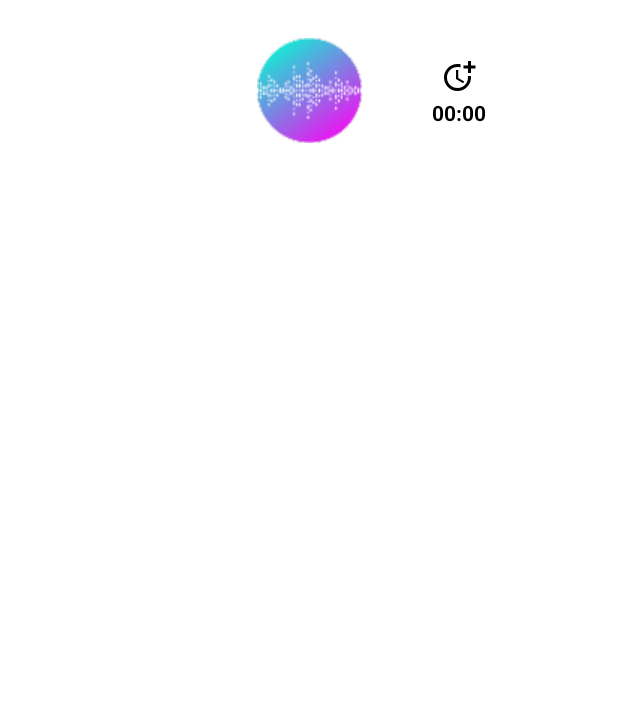
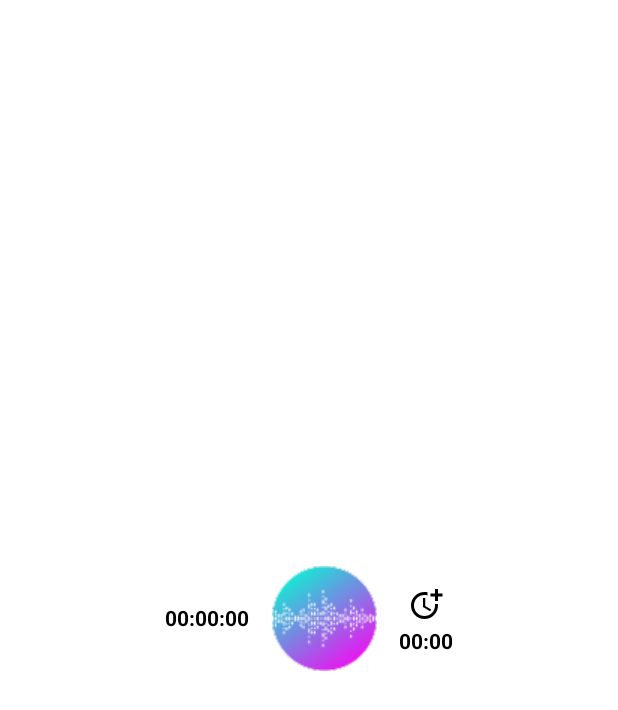
Before and after one commit to Huyltdev/SoundsSleep, an Android app: the fragment Fragment1 shown on its own in the app's theme, on a phone screen of 412 x 824 dp. Shown: the top 710 px of the screen. Run offline under Robolectric (Android 15) with nearby library versions, the phone set to English and light mode, and no system bars.

Commit message:
Thêm text CurrentTime

```diff
--- a/app/src/main/java/com/example/babysleepsounds/Fragment1.kt
+++ b/app/src/main/java/com/example/babysleepsounds/Fragment1.kt
@@ -7,6 +7,7 @@ import android.view.View
 import android.view.ViewGroup
 import android.widget.ImageButton
 import android.widget.TextView
+import android.widget.Toast
 import androidx.fragment.app.Fragment
 
 class Fragment1 : Fragment() {
@@ -14,6 +15,7 @@ class Fragment1 : Fragment() {
     private lateinit var myTextView: TextView
     private lateinit var playButton: ImageButton
     private var isPlaying: Boolean = false
+    private lateinit var currentTimeView: TextView
 
     // Đối tượng companion object, giúp tạo ra Fragment1 với đối số duration
     companion object {
@@ -40,6 +42,7 @@ class Fragment1 : Fragment() {
         // Liên kết biến với các phần tử trong layout
         myTextView = view.findViewById(R.id.txtTimer)
         playButton = view.findViewById(R.id.btnPlay)
+        currentTimeView = view.findViewById(R.id.txtCurrentTime)
 
         // Lấy đối số duration từ Bundle và cập nhật TextView
         arguments?.getString(ARG_DURATION)?.let {
@@ -58,6 +61,11 @@ class Fragment1 : Fragment() {
         // Trả về view đã được tạo để hiển thị trên giao diện người dùng
         return view
     }
+
+    fun updateCurrentTime(time: String) {
+        currentTimeView.text = time
+    }
+
 
     // Hàm này cập nhật TextView với giá trị duration mới
     fun updateDuration(duration: String) {
--- a/app/src/main/res/layout/fragment_1.xml
+++ b/app/src/main/res/layout/fragment_1.xml
@@ -1,26 +1,27 @@
 <?xml version="1.0" encoding="utf-8"?>
-<LinearLayout xmlns:android="http://schemas.android.com/apk/res/android"
+<LinearLayout
+    xmlns:android="http://schemas.android.com/apk/res/android"
     xmlns:app="http://schemas.android.com/apk/res-auto"
     xmlns:tools="http://schemas.android.com/tools"
     android:layout_width="match_parent"
     android:layout_height="match_parent"
     android:background="@drawable/bg_customfl"
-    android:orientation="vertical"
+    android:orientation="horizontal"
+    android:layout_gravity="center"
+    android:gravity="center"
     tools:context=".Fragment1">
 
-    <LinearLayout
-        android:layout_width="match_parent"
-        android:layout_height="match_parent"
-        android:layout_marginTop="10dp"
-        android:gravity="center_horizontal"
-        android:orientation="horizontal">
+    <!-- TextView hiển thị thời gian -->
+    <TextView
+        android:id="@+id/txtCurrentTime"
+        android:layout_width="wrap_content"
+        android:layout_height="wrap_content"
+        android:layout_gravity="center_vertical"
+        android:text="00:00:00"
+        android:textColor="@color/black"
+        android:textStyle="bold" />
 
-        <TextView
-            android:id="@+id/txt1"
-            android:layout_width="100dp"
-            android:layout_height="30dp"
-            android:gravity="center" />
-
+    <!-- Button Play -->
     <ImageButton
         android:id="@+id/btnPlay"
         android:layout_width="100dp"
@@ -29,9 +30,10 @@
         android:onClick="onPlayButtonClicked"
         android:src="@drawable/iconplay" />
 
+    <!-- ImageButton và TextView cho Timer -->
     <LinearLayout
-            android:layout_width="100dp"
-            android:layout_height="100dp"
+        android:layout_width="wrap_content"
+        android:layout_height="wrap_content"
         android:gravity="center"
         android:orientation="vertical">
 
@@ -44,14 +46,11 @@
 
         <TextView
             android:id="@+id/txtTimer"
-                android:layout_width="match_parent"
+            android:layout_width="wrap_content"
             android:layout_height="wrap_content"
-                android:layout_centerInParent="true"
             android:gravity="center"
             android:text="00:00"
             android:textColor="@color/black"
             android:textStyle="bold" />
-
     </LinearLayout>
 </LinearLayout>
-</LinearLayout>
```
Also changed, not shown: app/src/main/java/com/example/babysleepsounds/MainActivity.kt (+30 -1 lines). Lines whose indentation alone changed are shown as unchanged.
